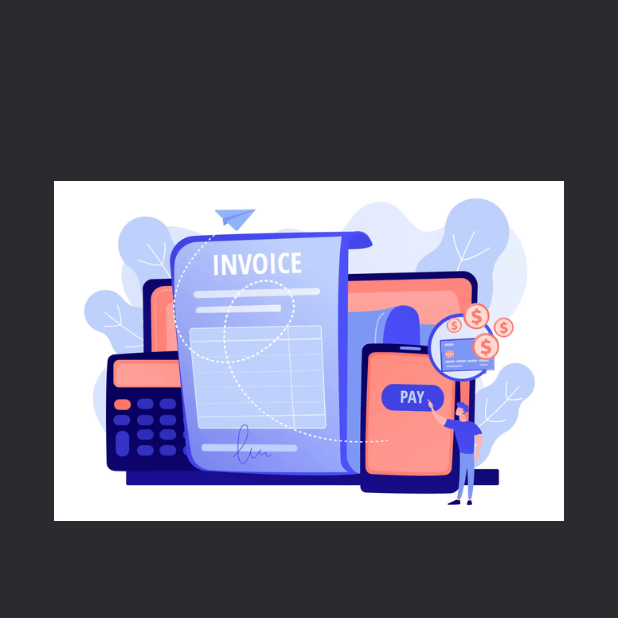
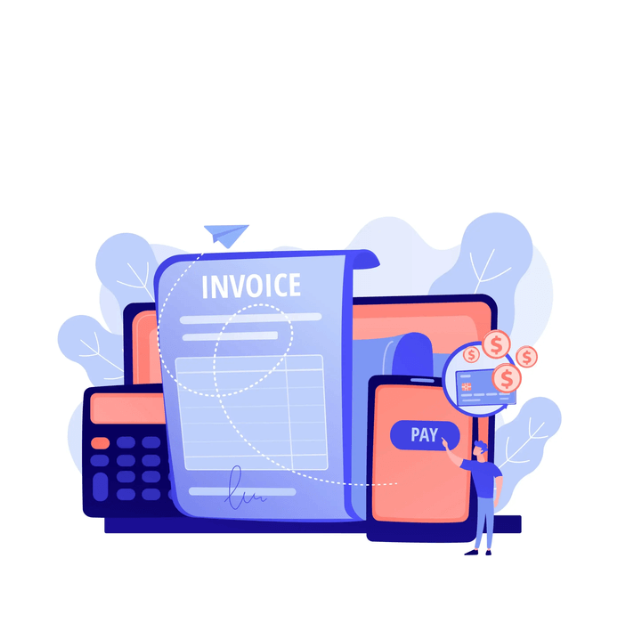
Before and after one commit to Adarsh9077/nexifBooks, a Flutter app: the screen it shows after launch, on a phone screen of 412 x 824 dp, the top half of it. Run offline on Flutter 3.47's test engine with Material 3 defaults, Android fonts, the phone set to English and light mode, and no system bars; drawn by our look-alikes of dynamic_color; our stand-ins replace flutter_screenutil, hooks_riverpod.

Commit message:
Color error solved

```diff
--- a/lib/features/auth/pages/login_page.dart
+++ b/lib/features/auth/pages/login_page.dart
@@ -16,17 +16,18 @@ class _LoginPageState extends ConsumerState<LoginPage> {
   @override
   Widget build(BuildContext context) {
     return Scaffold(
+      backgroundColor: AppConst.kLight,
       body: SafeArea(
         child: Padding(
           padding: EdgeInsets.symmetric(horizontal: AppConst.kPadding),
           child: ListView(
             children: [
-              HeightSpacer(height: 120),
+              HeightSpacer(height: 80),
               Padding(
                 padding: EdgeInsets.symmetric(
-                  horizontal: AppConst.kPadding * 1.25,
+                  horizontal: 0,
                 ),
-                child: Image.asset("assets/images/e_invoice.png"),
+                child: Image.asset("assets/images/e_invoice.png",height: 350,width: 320,),
               ),
             ],
           ),
```
